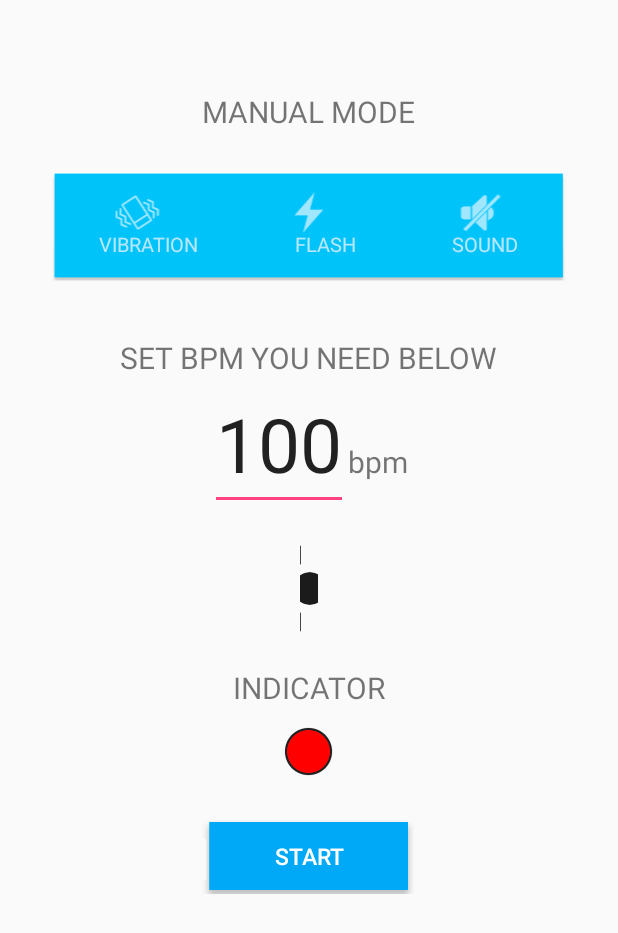
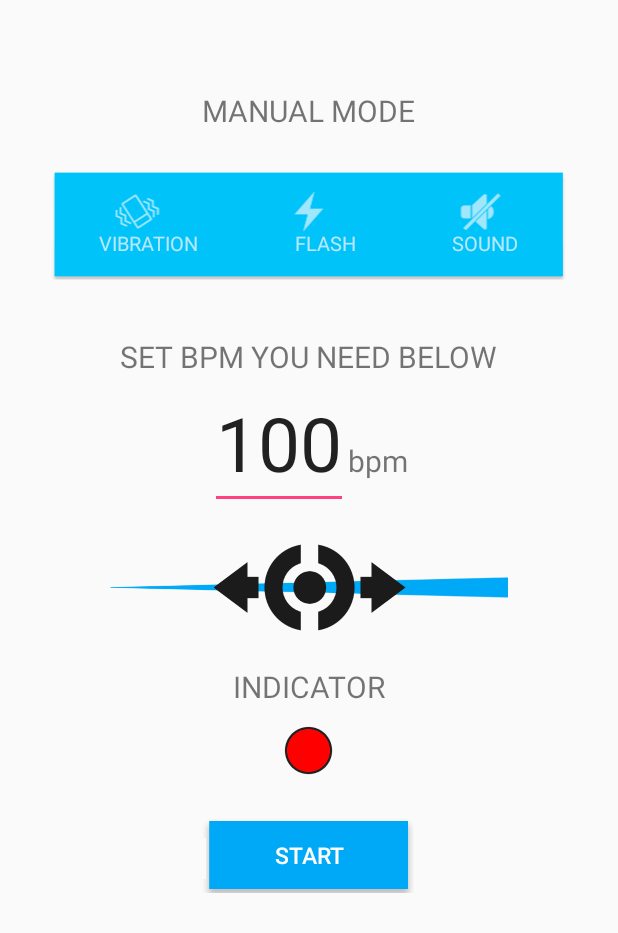
Before and after one commit to yuragarkusha/MetronomVSF, an Android app: the screen it shows after launch (MainActivity), on a phone screen of 412 x 824 dp. Shown: the top 933 px of the screen. Run offline under Robolectric (Android 15) with nearby library versions, the phone set to English and light mode, and no system bars.

Commit message:
Fix in SeekBar

```diff
--- a/app/src/main/res/layout/activity_main.xml
+++ b/app/src/main/res/layout/activity_main.xml
@@ -11,7 +11,7 @@
         android:layout_height="wrap_content"
         android:layout_gravity="center_horizontal"
         android:orientation="vertical"
-        android:paddingTop="60.38dp">
+        android:paddingTop="60dp">
 
         <TextView
             android:layout_width="wrap_content"
@@ -24,7 +24,7 @@
             android:layout_width="wrap_content"
             android:layout_height="wrap_content"
             android:layout_gravity="center_horizontal"
-            android:paddingTop="25.46dp">
+            android:paddingTop="25dp">
 
             <ImageView
                 android:layout_width="match_parent"
@@ -150,7 +150,7 @@
             android:layout_width="wrap_content"
             android:layout_height="wrap_content"
             android:layout_gravity="center_horizontal"
-            android:paddingTop="37.1dp"
+            android:paddingTop="37dp"
             android:text="@string/SET_BMP_text"
             android:textSize="@dimen/set_bmp_you_need_text_size" />
 
@@ -182,19 +182,18 @@
             android:layout_width="match_parent"
             android:layout_height="wrap_content"
             android:layout_gravity="center_vertical"
-            android:paddingLeft="200dp"
-            android:paddingRight="200dp"
+
             android:paddingTop="23.03dp">
 
             <ImageView
-                android:layout_width="wrap_content"
+                android:layout_width="413dp"
                 android:layout_height="wrap_content"
                 android:layout_gravity="center"
                 android:src="@drawable/ic_line" />
 
             <SeekBar
                 android:id="@+id/seekBar"
-                android:layout_width="match_parent"
+                android:layout_width="413dp"
                 android:layout_height="wrap_content"
                 android:layout_gravity="center"
                 android:indeterminate="false"
@@ -232,8 +231,8 @@
             android:focusable="true"
             android:onClick="startStopButtonClick"
             android:text="@string/start_text"
-            android:textSize="@dimen/start_stop_button_text_size"
-            android:textColor="@color/colorForOn"/>
+            android:textColor="@color/colorForOn"
+            android:textSize="@dimen/start_stop_button_text_size" />
     </LinearLayout>
 
 </LinearLayout>
```
